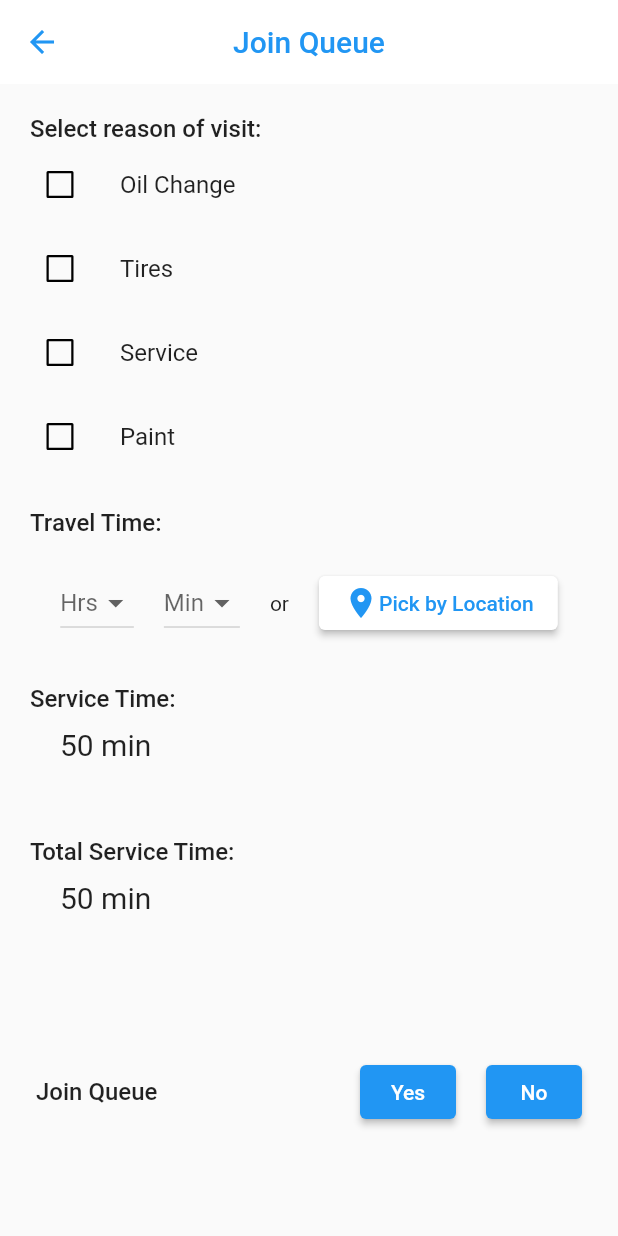
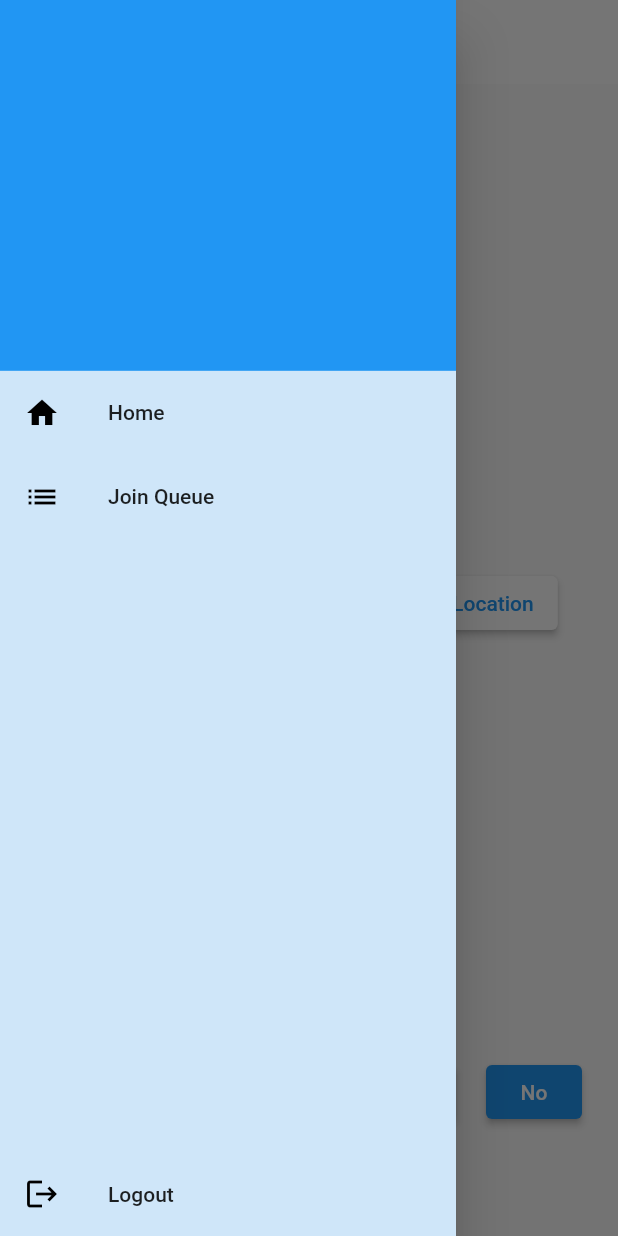
Before and after one commit to Taelelrey/Booking-2, a Flutter app: the JoinQueueScreen screen opened by its route, with the side drawer open (before the commit the screen has no drawer), on a phone screen of 412 x 824 dp. Run offline on Flutter 3.47's test engine with Material 2 defaults, Android fonts, the phone set to English and light mode, and no system bars; our stand-ins replace firebase_auth, firebase_core, firebase_database; missing offline and left inert: custom_timer; accounts and stored records are empty.

Commit message:
Added Side Drawer and Countdown Timer

```diff
--- a/lib/screens/auth.dart
+++ b/lib/screens/auth.dart
@@ -1,4 +1,4 @@
-import 'package:booking/screens/home.dart';
+import 'home.dart';
 import 'package:firebase_auth/firebase_auth.dart';
 import 'package:firebase_database/firebase_database.dart';
 import 'package:flutter/material.dart';
--- a/lib/screens/join_queue.dart
+++ b/lib/screens/join_queue.dart
@@ -1,6 +1,7 @@
-import 'package:booking/utils/queues.dart';
-import 'package:booking/utils/strings.dart';
-import 'package:firebase_auth/firebase_auth.dart';
+import 'package:booking/widgets/side_drawer.dart';
+
+import '../utils/queues.dart';
+import '../utils/strings.dart';
 import 'package:firebase_database/firebase_database.dart';
 import 'package:flutter/material.dart';
 import 'package:provider/provider.dart';
@@ -38,7 +39,6 @@ class _JoinQueueScreenState extends State<JoinQueueScreen> {
 
   @override
   Widget build(BuildContext context) {
-
     return Scaffold(
       appBar: AppBar(
         title: Text(
@@ -46,6 +46,7 @@ class _JoinQueueScreenState extends State<JoinQueueScreen> {
           style: TextStyle(color: Theme.of(context).primaryColor),
         ),
       ),
+      drawer: const SideDrawer(),
       body: SafeArea(
         child: SingleChildScrollView(
           child: Column(
--- /dev/null
+++ b/lib/widgets/side_drawer.dart
@@ -0,0 +1,54 @@
+import 'package:flutter/material.dart';
+import 'package:firebase_auth/firebase_auth.dart';
+import '../screens/auth.dart';
+import '../screens/home.dart';
+import '../screens/join_queue.dart';
+
+class SideDrawer extends StatelessWidget {
+  const SideDrawer({super.key});
+
+  @override
+  Widget build(BuildContext context) {
+    return Drawer(
+      child: Container(
+        color: Theme.of(context).primaryColor.withOpacity(0.2),
+        child: Column(
+          crossAxisAlignment: CrossAxisAlignment.start,
+          children: [
+            Container(
+              padding: const EdgeInsets.symmetric(
+                horizontal: 20,
+                vertical: 10,
+              ),
+              alignment: Alignment.bottomLeft,
+              height: MediaQuery.of(context).size.height * 0.3,
+              width: double.infinity,
+              color: Colors.blue,
+            ),
+            ListTile(
+              leading: const Icon(Icons.home, color: Colors.black),
+              title: const Text('Home'),
+              onTap: () => Navigator.of(context).pushNamed(Home.routeName),
+            ),
+            ListTile(
+              leading: const Icon(Icons.list, color: Colors.black),
+              title: const Text('Join Queue'),
+              onTap: () =>
+                  Navigator.of(context).pushNamed(JoinQueueScreen.routeName),
+            ),
+            const Spacer(),
+            ListTile(
+              leading: const Icon(Icons.logout, color: Colors.black),
+              title: const Text('Logout'),
+              onTap: () {
+                FirebaseAuth.instance.signOut();
+                Navigator.of(context)
+                    .pushReplacementNamed(Authscreen.routeName);
+              },
+            )
+          ],
+        ),
+      ),
+    );
+  }
+}
--- a/pubspec.yaml
+++ b/pubspec.yaml
@@ -40,6 +40,7 @@ dependencies:
   firebase_core: ^2.9.0
   firebase_database: ^10.1.0
   provider: ^6.0.5
+  custom_timer: ^0.2.3
 
 dev_dependencies:
   flutter_test:
```
Also changed, not shown: lib/main.dart (+4 -4 lines), lib/screens/home.dart (+52 -35 lines), pubspec.lock.
